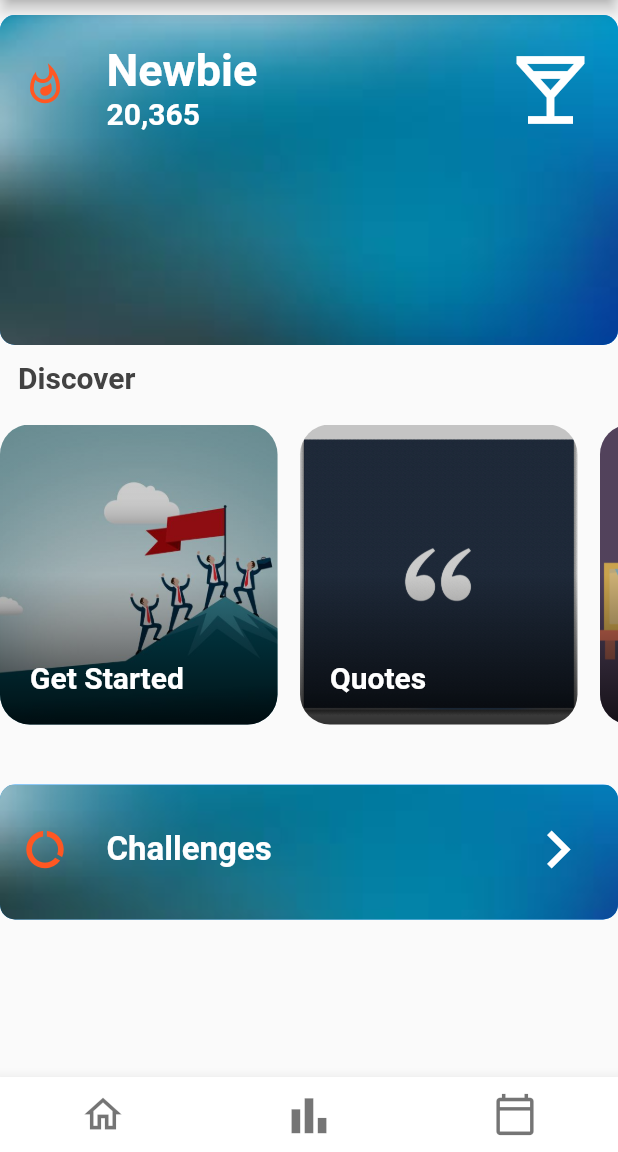
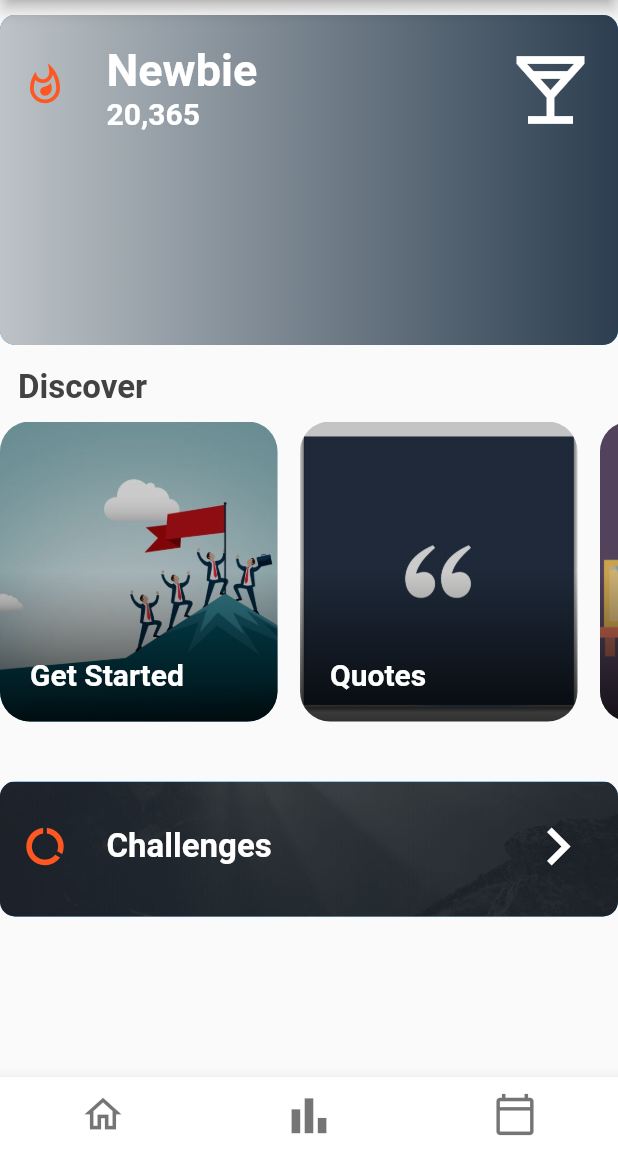
Before and after one commit to esam191/30day, a Flutter app: the NoteList screen opened directly, on a phone screen of 412 x 824 dp, the part 84-1236 px from its top. Run offline on Flutter 3.47's test engine with Material 2 defaults, Android fonts, the phone set to English and light mode, and no system bars; our stand-ins replace introduction_screen, outline_material_icons, simple_animations, sqflite, table_calendar; accounts and stored records are empty.

Commit message:
update_new_design

```diff
--- a/thirtyday/lib/todo_list.dart
+++ b/thirtyday/lib/todo_list.dart
@@ -103,11 +103,11 @@ class NoteListState extends State<NoteList> {
                   crossAxisAlignment: CrossAxisAlignment.start,
                   mainAxisAlignment: MainAxisAlignment.center,
                   children: <Widget>[
-                    Container(child: FadeAnimation(1, Text("Discover", style: TextStyle(fontWeight: FontWeight.bold, color: Colors.grey[800], fontSize: 20),)),
-                      padding: EdgeInsets.only(left: 12.0, top: 10.0),
+                    Container(child: FadeAnimation(1, Text("Discover", style: TextStyle(fontWeight: FontWeight.bold, color: Colors.grey[800], fontSize: 22),)),
+                      padding: EdgeInsets.only(left: 12.0, top: 15.0),
                     ),
 
-                    SizedBox(height: 20,),
+                    SizedBox(height: 10,),
                     FadeAnimation(1.4, Container(
                       //padding: EdgeInsets.only(left: 10.0),
                       height: 200,
@@ -153,7 +153,7 @@ class NoteListState extends State<NoteList> {
                     borderRadius: BorderRadius.circular(10),
                     image: DecorationImage(
                       fit: BoxFit.cover,
-                      image: AssetImage('images/img4.jpg'),
+                      image: AssetImage('images/img9.jpg'),
                     ),
                     color: Colors.blue,
                   ),
@@ -187,7 +187,9 @@ class NoteListState extends State<NoteList> {
           Scaffold(
             body:Container(
                     child: getNoteListView(),
-                    color: Colors.grey[50],
+                   // color: Colors.grey[50],
+                    padding: EdgeInsets.fromLTRB(0, 0, 0, 85),
+                    //color: Colors.grey[50],
                   ),
             floatingActionButton:FloatingActionButton(
                      onPressed: () {
--- a/thirtyday/pubspec.yaml
+++ b/thirtyday/pubspec.yaml
@@ -63,6 +63,7 @@ flutter:
     - images/img6.gif
     - images/img7.gif
     - images/img8.jpg
+    - images/img9.jpg
 
   # An image asset can refer to one or more resolution-specific "variants", see
   # https://flutter.dev/assets-and-images/#resolution-aware.
```
Also changed, not shown: thirtyday/images/img4.jpg, thirtyday/images/img9.jpg (added).
